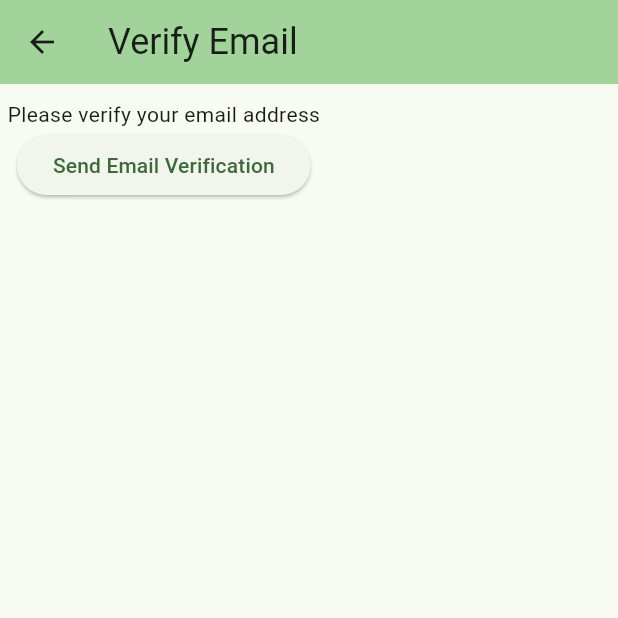
After one commit to defUserName-404/mynotes-flutter, a Flutter app: the VerifyEmailView screen opened directly, on a phone screen of 412 x 824 dp, the top half of it. The commit adds this screen. Run offline on Flutter 3.47's test engine with Material 3 defaults, Android fonts, the phone set to English and light mode, and no system bars; our stand-ins replace firebase_auth, firebase_core, getwidget; accounts and stored records are empty; network calls fail.

Commit message:
Added Email verification

```diff
--- a/lib/main.dart
+++ b/lib/main.dart
@@ -18,6 +18,8 @@ class MyNotesApp extends StatelessWidget {
         useMaterial3: true,
       ),
       home: const HomePage(),
+      // initialRoute: "/",
+      // routes: {},
     );
   }
 }
--- /dev/null
+++ b/lib/views/verify_email_view.dart
@@ -0,0 +1,38 @@
+import 'package:firebase_auth/firebase_auth.dart';
+import 'package:flutter/material.dart';
+
+class VerifyEmailView extends StatefulWidget {
+  const VerifyEmailView({super.key});
+
+  @override
+  State<VerifyEmailView> createState() => _VerifyEmailViewState();
+}
+
+class _VerifyEmailViewState extends State<VerifyEmailView> {
+  @override
+  Widget build(BuildContext context) {
+    return Scaffold(
+        appBar: AppBar(
+          title: Text(
+            "Verify Email",
+            style: Theme.of(context).textTheme.headlineSmall,
+          ),
+          backgroundColor: Theme.of(context).colorScheme.inversePrimary,
+        ),
+        body: Container(
+          padding: const EdgeInsets.symmetric(horizontal: 5, vertical: 10),
+          child: Column(
+            children: [
+              const Text("Please verify your email address"),
+              ElevatedButton(
+                onPressed: () async {
+                  final user = FirebaseAuth.instance.currentUser;
+                  await user?.sendEmailVerification();
+                },
+                child: const Text("Send Email Verification"),
+              ),
+            ],
+          ),
+        ));
+  }
+}
```
Also changed, not shown: lib/pages/home_page.dart (+30 -4 lines), lib/views/login_view.dart (+21 -5 lines), lib/views/register_view.dart (+8 -4 lines).
